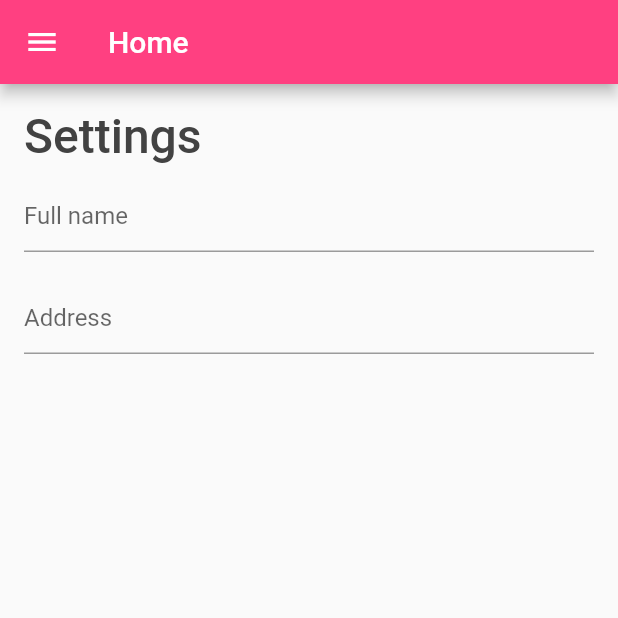
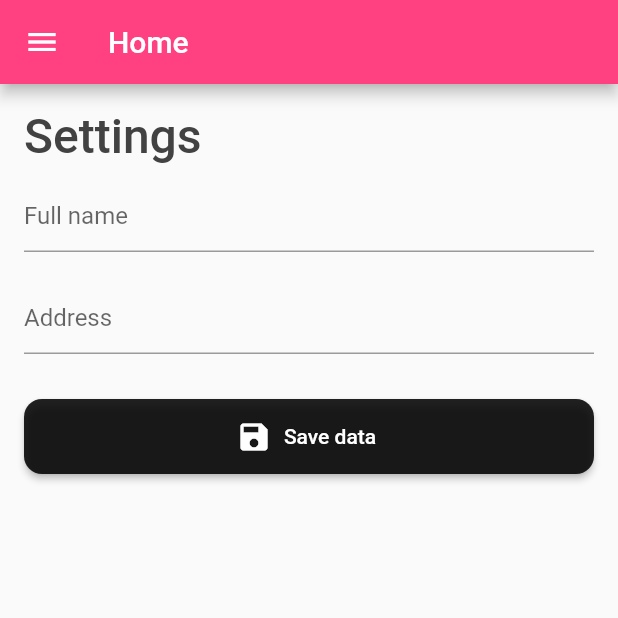
Before and after one commit to cparragatorres/flutter_codigo5_sp, a Flutter app: the screen it shows after launch, on a phone screen of 412 x 824 dp, the top half of it. Run offline on Flutter 3.47's test engine with Material 2 defaults, Android fonts, the phone set to English and light mode, and no system bars.

Commit message:
Settings 2

```diff
--- a/lib/pages/home_page.dart
+++ b/lib/pages/home_page.dart
@@ -119,16 +119,32 @@ class _HomePageState extends State<HomePage> {
               height: 10.0,
             ),
             TextField(
-              decoration: InputDecoration(
-                hintText: "Full name"
-              ),
+              decoration: InputDecoration(hintText: "Full name"),
             ),
             const SizedBox(
               height: 20.0,
             ),
             TextField(
-              decoration: InputDecoration(
-                  hintText: "Address"
+              decoration: InputDecoration(hintText: "Address"),
+            ),
+            const SizedBox(
+              height: 30.0,
+            ),
+            SizedBox(
+              width: double.infinity,
+              height: 50.0,
+              child: ElevatedButton.icon(
+                icon: Icon(Icons.save),
+                style: ElevatedButton.styleFrom(
+                  shape: RoundedRectangleBorder(
+                    borderRadius: BorderRadius.circular(12.0),
+                  ),
+                  primary: Colors.black87,
+                ),
+                onPressed: () {},
+                label: const Text(
+                  "Save data",
+                ),
               ),
             ),
           ],
```
